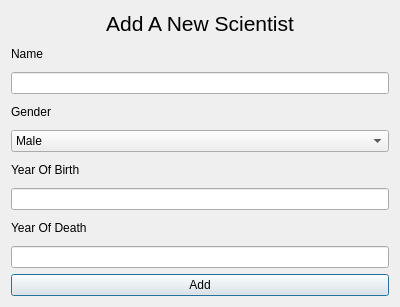
This is GUI-verklegtVika3/addscientistdialog.ui in streamerinn/Verklegt-1 as Qt 5 draws it before an edit. The edited form follows.
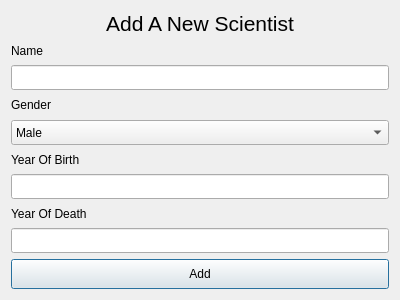
This is the edited form.

Commit message: Layout þegar gluggar eru stækkaðir betra

Patch:
```diff
--- a/GUI-verklegtVika3/addscientistdialog.ui
+++ b/GUI-verklegtVika3/addscientistdialog.ui
@@ -7,9 +7,27 @@
     <x>0</x>
     <y>0</y>
     <width>400</width>
-    <height>307</height>
+    <height>300</height>
    </rect>
   </property>
+  <property name="sizePolicy">
+   <sizepolicy hsizetype="Fixed" vsizetype="Fixed">
+    <horstretch>0</horstretch>
+    <verstretch>0</verstretch>
+   </sizepolicy>
+  </property>
+  <property name="minimumSize">
+   <size>
+    <width>400</width>
+    <height>300</height>
+   </size>
+  </property>
+  <property name="maximumSize">
+   <size>
+    <width>400</width>
+    <height>300</height>
+   </size>
+  </property>
   <property name="windowTitle">
    <string>Add Scientist</string>
   </property>
@@ -41,6 +59,12 @@
    </item>
    <item>
     <widget class="QLineEdit" name="InputScientistName">
+     <property name="minimumSize">
+      <size>
+       <width>0</width>
+       <height>25</height>
+      </size>
+     </property>
      <property name="styleSheet">
       <string notr="true"/>
      </property>
@@ -69,6 +93,12 @@
    </item>
    <item>
     <widget class="QComboBox" name="PickGender">
+     <property name="minimumSize">
+      <size>
+       <width>0</width>
+       <height>25</height>
+      </size>
+     </property>
      <property name="styleSheet">
       <string notr="true"/>
      </property>
@@ -104,6 +134,12 @@
    </item>
    <item>
     <widget class="QLineEdit" name="InputScientistYearOfBirth">
+     <property name="minimumSize">
+      <size>
+       <width>0</width>
+       <height>25</height>
+      </size>
+     </property>
      <property name="styleSheet">
       <string notr="true"/>
      </property>
@@ -132,6 +168,12 @@
    </item>
    <item>
     <widget class="QLineEdit" name="InputScientistYearOfDeath">
+     <property name="minimumSize">
+      <size>
+       <width>0</width>
+       <height>25</height>
+      </size>
+     </property>
      <property name="styleSheet">
       <string notr="true"/>
      </property>
@@ -142,6 +184,12 @@
    </item>
    <item>
     <widget class="QPushButton" name="AddScientist">
+     <property name="minimumSize">
+      <size>
+       <width>0</width>
+       <height>30</height>
+      </size>
+     </property>
      <property name="styleSheet">
       <string notr="true"/>
      </property>
```
The commit also changes 4 other files.
